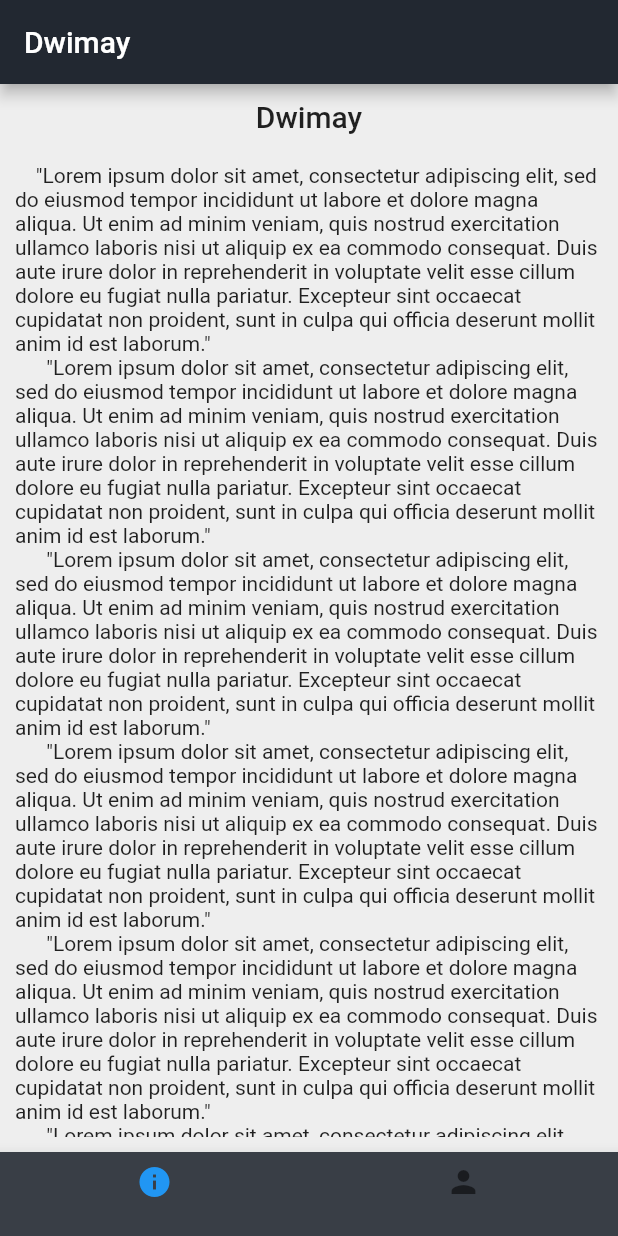
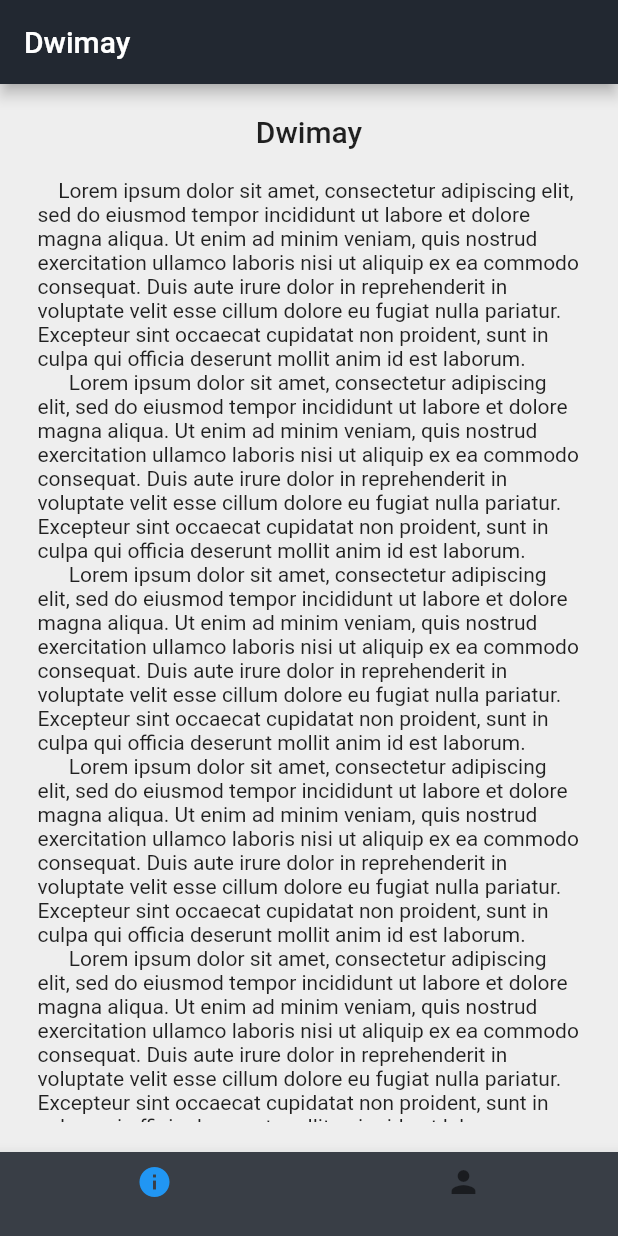
Before and after one commit to cynergy-ruas/aadhya_app, a Flutter app: the screen it shows after launch, on a phone screen of 412 x 824 dp. Run offline on Flutter 3.47's test engine with Material 2 defaults, Android fonts, the phone set to English and light mode, and no system bars; missing offline and left inert: dwimay_backend.

Commit message:
added some changes to about

```diff
--- a/lib/pages/about_page.dart
+++ b/lib/pages/about_page.dart
@@ -11,10 +11,8 @@ class _AboutPageState extends State<AboutPage> {
   @override
   Widget build(BuildContext context) {
     return Padding(
-      padding: const EdgeInsets.all(10.0),
+      padding: const EdgeInsets.symmetric(horizontal: 25.0),
       child: Center(
-        // making the column scrollable
-        child: SingleChildScrollView(
 
         // adding the contents in a column so they appear one after
         // the other.
@@ -22,27 +20,33 @@ class _AboutPageState extends State<AboutPage> {
           mainAxisAlignment: MainAxisAlignment.center,
           mainAxisSize: MainAxisSize.min,
           children: <Widget>[
+            SizedBox(height: 20,), // used to add a gap between the contents.
 
             // the title
             Text(
               Strings.festName,
               style: Theme.of(context).textTheme.title
             ),
-              SizedBox(height: 20,), // used to add a gap between the contents.
+            SizedBox(height: 20,),
 
             // the about content, fills the rest of the space.
             // hence, in a [Flexible]
             Flexible(
+              // making the text scrollable
+              child: SingleChildScrollView(
+                physics: BouncingScrollPhysics(),
+
+                // the about content.
                 child: Text(
                   Strings.aboutContent * 10,
                   style: Theme.of(context).textTheme.body1,
+                ),
               )
             ),
             SizedBox(height: 20,)
           ],
         ),
       ),
-      ),
     );
   }
 }
--- a/lib/strings.dart
+++ b/lib/strings.dart
@@ -1,6 +1,6 @@
 class Strings {
   static const aboutContent = '''
-    "Lorem ipsum dolor sit amet, consectetur adipiscing elit, sed do eiusmod tempor incididunt ut labore et dolore magna aliqua. Ut enim ad minim veniam, quis nostrud exercitation ullamco laboris nisi ut aliquip ex ea commodo consequat. Duis aute irure dolor in reprehenderit in voluptate velit esse cillum dolore eu fugiat nulla pariatur. Excepteur sint occaecat cupidatat non proident, sunt in culpa qui officia deserunt mollit anim id est laborum."
+    Lorem ipsum dolor sit amet, consectetur adipiscing elit, sed do eiusmod tempor incididunt ut labore et dolore magna aliqua. Ut enim ad minim veniam, quis nostrud exercitation ullamco laboris nisi ut aliquip ex ea commodo consequat. Duis aute irure dolor in reprehenderit in voluptate velit esse cillum dolore eu fugiat nulla pariatur. Excepteur sint occaecat cupidatat non proident, sunt in culpa qui officia deserunt mollit anim id est laborum.
   ''';
 
   static const festName = "Dwimay";
```
Lines whose indentation alone changed are shown as unchanged.
